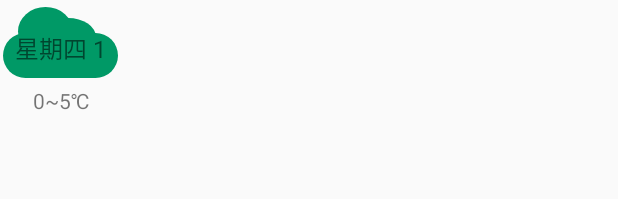
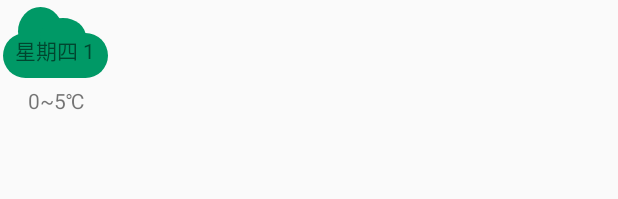
Before and after one commit to iOrchid/BlueDreamAQI, an Android app: the layout item_rv_simple_api_fragment.xml on its own in the app's theme, with its tools: preview values and no code run, on a phone screen of 412 x 824 dp. Shown: the top 199 px of the screen. Run offline under Robolectric (Android 15) with nearby library versions, the phone set to English and light mode, and no system bars; network calls fail.

Commit message:
优化aqi云的显示适配

```diff
--- a/app/src/main/res/layout/item_rv_simple_api_fragment.xml
+++ b/app/src/main/res/layout/item_rv_simple_api_fragment.xml
@@ -12,8 +12,10 @@
 		android:layout_height="wrap_content"
 		android:background="@drawable/layer_cloud_aqi_good"
 		android:gravity="center_horizontal|bottom"
-        android:padding="8dp"
-        android:textSize="16sp"
+		android:paddingBottom="8dp"
+		android:paddingLeft="5dp"
+		android:paddingRight="5dp"
+		android:textSize="14sp"
 		tools:text="@string/str_weekday" />
 
 	<TextView
```
Lines whose indentation alone changed are shown as unchanged.
